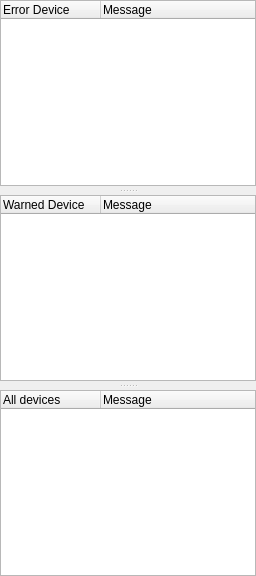
Qt form cobot_gui/resources/layouts/diagnostics_popup.ui (ipa320/airbus_coop) before a commit.
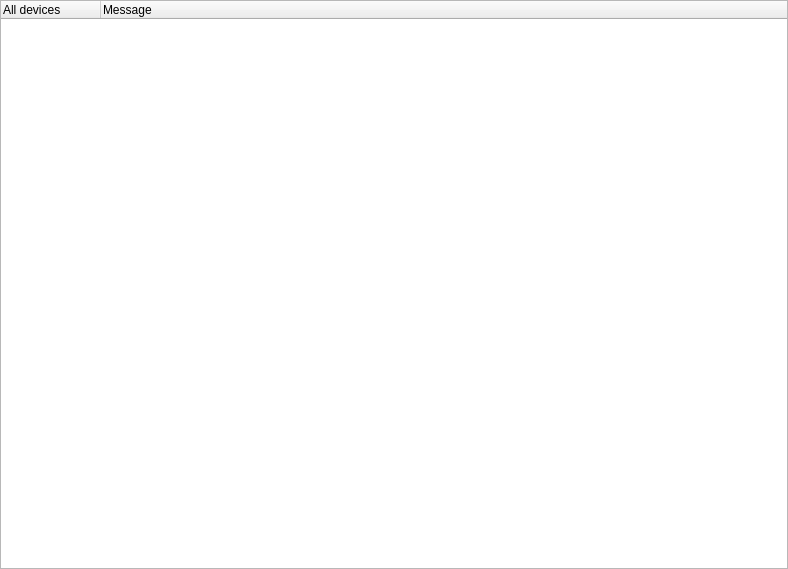
The same form after that commit.

```diff
--- a/cobot_gui/resources/layouts/diagnostics_popup.ui
+++ b/cobot_gui/resources/layouts/diagnostics_popup.ui
@@ -1,11 +1,19 @@
 <?xml version="1.0" encoding="UTF-8"?>
 <ui version="4.0">
  <class>RobotMonitorWidget</class>
- <widget class="QWidget" name="RobotMonitorWidget">
+ <widget class="QWidget" name="robot_monitor_widget">
+  <property name="geometry">
+   <rect>
+    <x>0</x>
+    <y>0</y>
+    <width>788</width>
+    <height>569</height>
+   </rect>
+  </property>
   <property name="minimumSize">
    <size>
     <width>200</width>
-    <height>150</height>
+    <height>505</height>
    </size>
   </property>
   <property name="windowTitle">
@@ -26,54 +34,6 @@
      <property name="handleWidth">
       <number>9</number>
      </property>
-     <widget class="QTreeWidget" name="err_flattree">
-      <property name="minimumSize">
-       <size>
-        <width>75</width>
-        <height>25</height>
-       </size>
-      </property>
-      <property name="alternatingRowColors">
-       <bool>true</bool>
-      </property>
-      <property name="sortingEnabled">
-       <bool>false</bool>
-      </property>
-      <column>
-       <property name="text">
-        <string notr="true">Error Device</string>
-       </property>
-      </column>
-      <column>
-       <property name="text">
-        <string>Message</string>
-       </property>
-      </column>
-     </widget>
-     <widget class="QTreeWidget" name="warn_flattree">
-      <property name="minimumSize">
-       <size>
-        <width>75</width>
-        <height>25</height>
-       </size>
-      </property>
-      <property name="alternatingRowColors">
-       <bool>true</bool>
-      </property>
-      <property name="sortingEnabled">
-       <bool>false</bool>
-      </property>
-      <column>
-       <property name="text">
-        <string notr="true">Warned Device</string>
-       </property>
-      </column>
-      <column>
-       <property name="text">
-        <string>Message</string>
-       </property>
-      </column>
-     </widget>
      <widget class="QTreeWidget" name="tree_all_devices">
       <property name="minimumSize">
        <size>
@@ -114,13 +74,6 @@
    </item>
   </layout>
  </widget>
-<customwidgets>
-  <customwidget>
-   <class>RobotMonitorWidget</class>
-   <extends>QWidget</extends>
-   <header>rqt_robot_monitor.robot_monitor</header>
-  </customwidget>
- </customwidgets>
  <resources/>
  <connections/>
 </ui>
```
Left out of the diff: 4 changed lines with no effect on the pictures.
